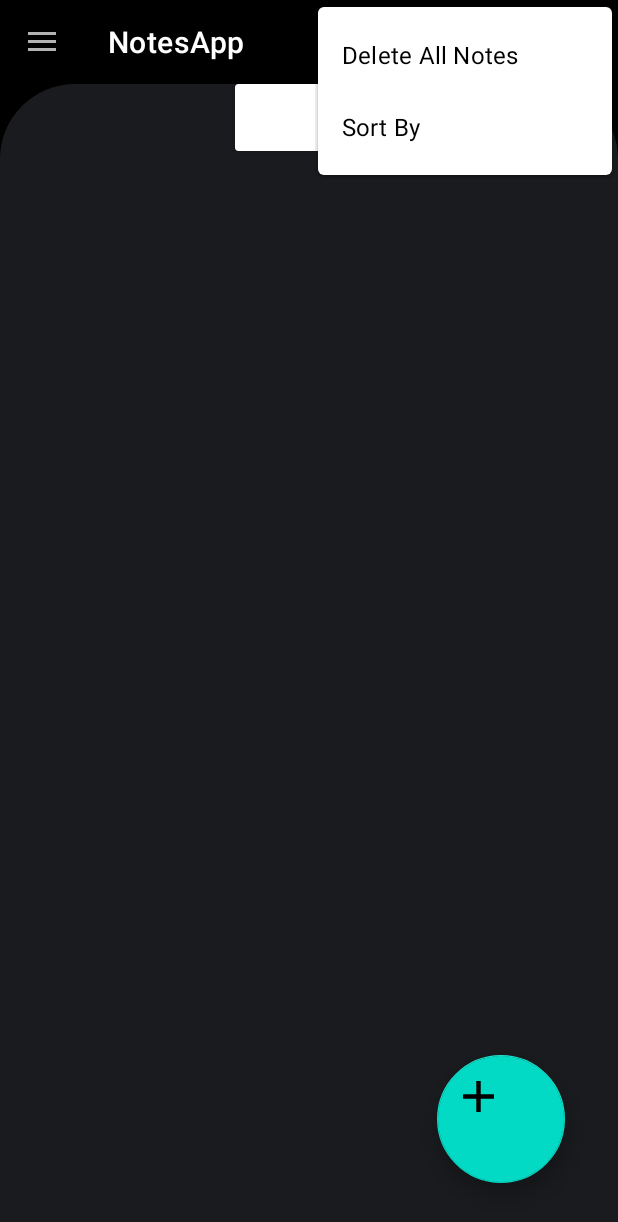
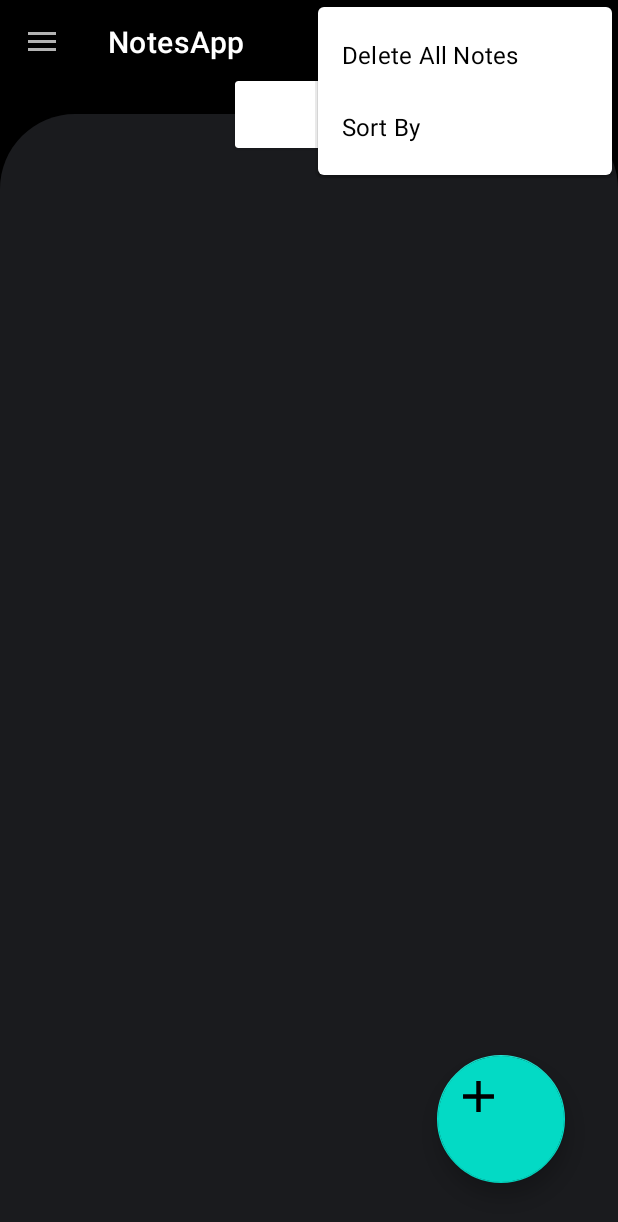
Before and after one commit to GediyaNaresh/NotesApp, an Android app: the screen it shows after launch once a user with an empty profile is signed in (MainActivity), with the options menu open, on a phone screen of 412 x 824 dp. Shown: the top 1222 px of the screen. Run offline under Robolectric (Android 15) with nearby library versions, the phone set to English and light mode, and no system bars; our stand-ins replace Firebase (no records; nobody signed in at launch, a user with empty details on screens opened directly); libraries missing offline, so code that uses them is left out: com.facebook.ads, soup.neumorphism; plain views replace NeumorphCardView, NeumorphFloatingActionButton; Roboto replaces fonts that are not available here; 5 statements that could not run were skipped.

Commit message:
First Commit Naresh

```diff
--- a/app/src/main/res/layout/content_main.xml
+++ b/app/src/main/res/layout/content_main.xml
@@ -25,22 +25,25 @@
         android:id="@+id/notelist"
         android:layout_width="0dp"
         android:layout_height="0dp"
-        android:paddingTop="50dp"
+        android:layout_marginTop="20dp"
+        android:paddingTop="30dp"
         android:background="@drawable/bg1"
         app:layout_constraintBottom_toBottomOf="parent"
         app:layout_constraintEnd_toEndOf="parent"
         app:layout_constraintHorizontal_bias="1.0"
         app:layout_constraintStart_toStartOf="parent"
         app:layout_constraintTop_toBottomOf="@+id/toolbar" />
+
     <soup.neumorphism.NeumorphCardView
         android:layout_width="wrap_content"
         android:layout_height="wrap_content"
+        app:layout_constraintBottom_toTopOf="@+id/notelist"
         app:layout_constraintEnd_toEndOf="parent"
         app:layout_constraintStart_toStartOf="parent"
-        app:layout_constraintTop_toBottomOf="@+id/toolbar"
-        app:neumorph_shadowColorLight="@color/shadow_light"
+        app:layout_constraintTop_toTopOf="@+id/notelist"
+        app:neumorph_backgroundColor="@color/dark_background"
         app:neumorph_shadowColorDark="@color/black"
-        app:neumorph_backgroundColor="@color/dark_background">
+        app:neumorph_shadowColorLight="@color/shadow_light">
 
         <TextView
             android:id="@+id/noteCount"
```
